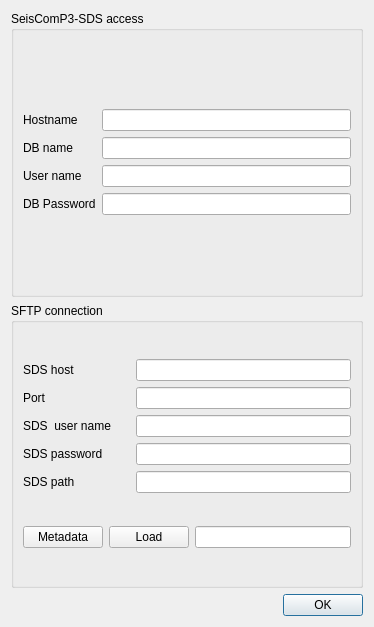
First picture: the form in isp/resources/designer_uis/SettingsSeiscomp3.ui, repository ProjectISP/ISP, before the edit.
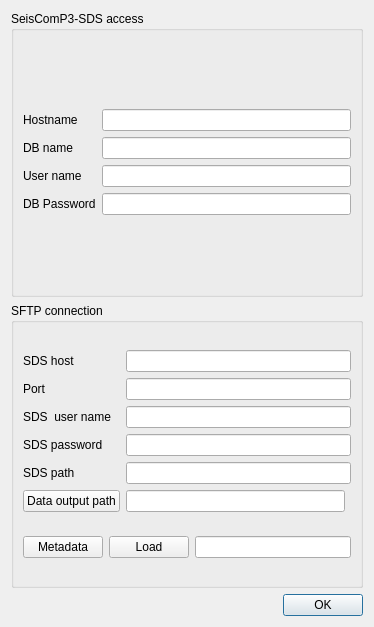
Second picture: the form after the edit.

```diff
--- a/isp/resources/designer_uis/SettingsSeiscomp3.ui
+++ b/isp/resources/designer_uis/SettingsSeiscomp3.ui
@@ -138,6 +138,16 @@
         <item row="4" column="1" colspan="2">
          <widget class="QLineEdit" name="sds_path"/>
         </item>
+        <item row="5" column="1">
+         <widget class="QLineEdit" name="dataoutputLE"/>
+        </item>
+        <item row="5" column="0">
+         <widget class="QPushButton" name="dataoutputBtn">
+          <property name="text">
+           <string>Data output path</string>
+          </property>
+         </widget>
+        </item>
        </layout>
       </item>
       <item>
```
